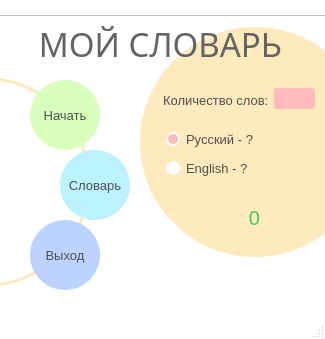
First picture: the form in mainwindow.ui, repository Skripove/MyDictionary, before the edit.
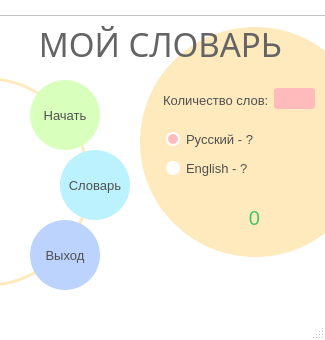
Second picture: the form after the edit. Icons and pictures are not drawn.

```diff
--- a/mainwindow.ui
+++ b/mainwindow.ui
@@ -7,7 +7,7 @@
     <x>0</x>
     <y>0</y>
     <width>325</width>
-    <height>339</height>
+    <height>340</height>
    </rect>
   </property>
   <property name="windowTitle">
```
Left out of the diff: 4 changed lines with no effect on the pictures.
